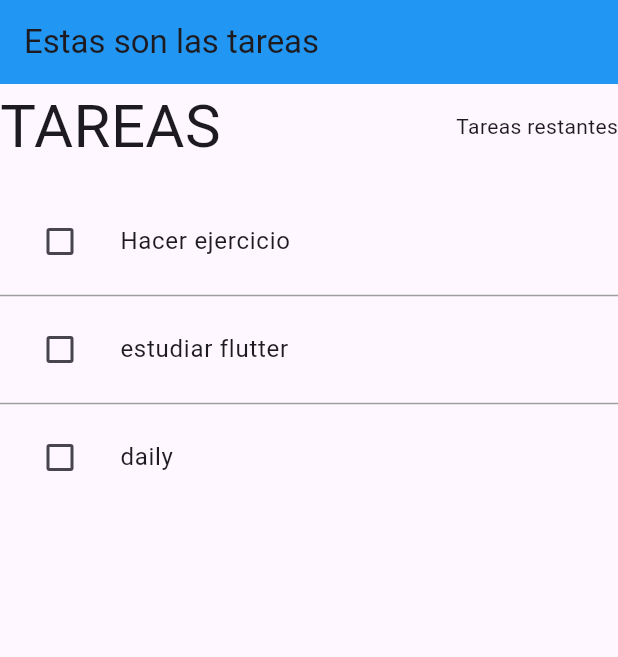
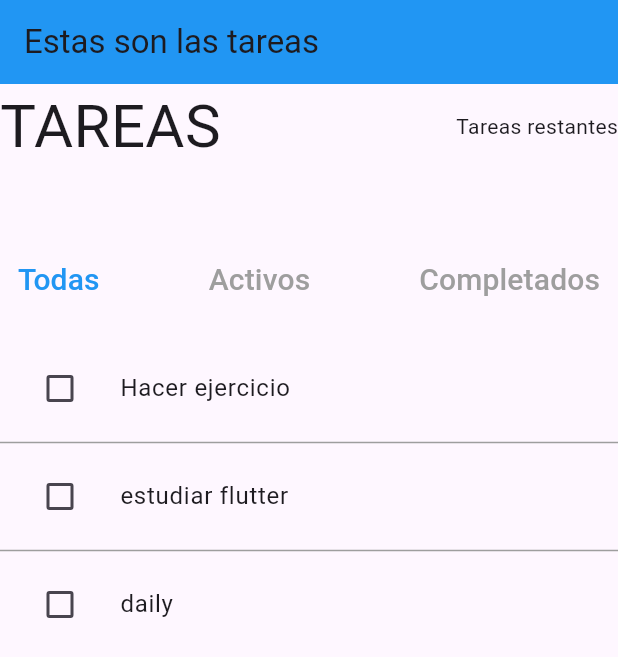
Before and after one commit to jfg0029/TODO_App_Flutter_Bloc_Cubit, a Flutter app: the screen it shows after launch, on a phone screen of 412 x 824 dp. Shown: the top 657 px of the screen. Run offline on Flutter 3.47's test engine with Material 3 defaults, Android fonts, the phone set to English and light mode, and no system bars; our stand-ins replace bloc, flutter_bloc.

```diff
--- /dev/null
+++ b/lib/cubits/cubit/todo_filter_cubit.dart
@@ -0,0 +1,12 @@
+import 'package:bloc/bloc.dart';
+import 'package:todo_app_cubit/models/todo_model.dart';
+
+part 'todo_filter_state.dart';
+
+class TodoFilterCubit extends Cubit<TodoFilterState> {
+  TodoFilterCubit() : super(TodoFilterState.initial());
+
+  void changeFilter(Filter newFilter){
+    emit(state.copyWith(filter: newFilter));
+  }
+}
--- /dev/null
+++ b/lib/cubits/cubit/todo_filter_state.dart
@@ -0,0 +1,15 @@
+part of 'todo_filter_cubit.dart';
+
+class TodoFilterState {
+  final Filter filter;
+
+  TodoFilterState({required this.filter});
+
+  factory TodoFilterState.initial() {
+    return TodoFilterState(filter: Filter.all);
+  }
+
+  TodoFilterState copyWith({Filter? filter}) {
+    return TodoFilterState(filter: filter ?? this.filter);
+  }
+}
--- a/lib/cubits/cubit/todo_list_cubit.dart
+++ b/lib/cubits/cubit/todo_list_cubit.dart
@@ -1,9 +1,18 @@
 import 'package:bloc/bloc.dart';
-import 'package:meta/meta.dart';
 import 'package:todo_app_cubit/models/todo_model.dart';
 
 part 'todo_list_state.dart';
 
 class TodoListCubit extends Cubit<TodoListState> {
   TodoListCubit() : super(TodoListState.initial());
+
+  void toogleTodo(String id){
+    final newTodos = state.todos.map((TodoModel todo) {
+      if (todo.id == id){
+        return TodoModel(id: id, desc: todo.desc, completed: !todo.completed,);
+      }
+      return todo;
+    }).toList();
+    emit(state.copyWith(todos: newTodos));
+  }
 }
--- a/lib/main.dart
+++ b/lib/main.dart
@@ -1,5 +1,6 @@
 import 'package:flutter/material.dart';
 import 'package:flutter_bloc/flutter_bloc.dart';
+import 'package:todo_app_cubit/cubits/cubit/todo_filter_cubit.dart';
 import 'package:todo_app_cubit/cubits/cubit/todo_list_cubit.dart';
 import 'package:todo_app_cubit/pages/home_screen.dart';
 
@@ -10,11 +11,12 @@ class MyApp extends StatelessWidget {
 
   @override
   Widget build(BuildContext context) {
-    return BlocProvider<TodoListCubit>(
-      create: (context) => TodoListCubit(),
-      child: MaterialApp(title: 'Material App',
-      home: HomeScreen(),
-      ),
+    return MultiBlocProvider(
+      providers: [
+        BlocProvider<TodoListCubit>(create: (context) => TodoListCubit()),
+        BlocProvider<TodoFilterCubit>(create: (context) => TodoFilterCubit()),
+      ],
+      child: MaterialApp(title: 'Material App', home: HomeScreen()),
     );
   }
 }
--- a/lib/models/todo_model.dart
+++ b/lib/models/todo_model.dart
@@ -1,3 +1,9 @@
+enum Filter {
+  all,
+  active,
+  completed,
+}
+
 class TodoModel{
   final String id;
   final String desc;
--- a/lib/pages/home_screen.dart
+++ b/lib/pages/home_screen.dart
@@ -1,9 +1,10 @@
 import 'package:flutter/material.dart';
+import 'package:todo_app_cubit/widgets/search_filter_todo_widget.dart';
 import 'package:todo_app_cubit/widgets/show_todos_widget.dart';
 import 'package:todo_app_cubit/widgets/todo_header_widget.dart';
 
 class HomeScreen extends StatelessWidget {
-const HomeScreen({ Key? key }) : super(key: key);
+const HomeScreen({ super.key });
 
   @override
   Widget build(BuildContext context){
@@ -13,6 +14,8 @@ const HomeScreen({ Key? key }) : super(key: key);
         child: Column(
           children: [
             TodoHeaderWidget(),
+            SizedBox(height: 50,),
+            SearchFilterTodoWidget(),
             SizedBox(height: 20,),
             ShowTodosWidget(),
 
--- /dev/null
+++ b/lib/widgets/search_filter_todo_widget.dart
@@ -0,0 +1,50 @@
+import 'package:flutter/material.dart';
+import 'package:flutter_bloc/flutter_bloc.dart';
+import 'package:todo_app_cubit/cubits/cubit/todo_filter_cubit.dart';
+import 'package:todo_app_cubit/models/todo_model.dart';
+
+class SearchFilterTodoWidget extends StatelessWidget {
+  const SearchFilterTodoWidget({Key? key}) : super(key: key);
+
+  @override
+  Widget build(BuildContext context) {
+    return Column(
+      children: [
+        Row(
+          mainAxisAlignment: MainAxisAlignment.spaceBetween,
+          children: [
+            filterButton(context, Filter.all),
+            filterButton(context, Filter.active),
+            filterButton(context, Filter.completed),
+          ],
+        ),
+      ],
+    );
+  }
+
+  Widget filterButton(BuildContext context, Filter filter) {
+    return TextButton(
+      onPressed: () {
+        context.read<TodoFilterCubit>().changeFilter(filter);
+      },
+      child: Text(
+        filter == Filter.all
+            ? 'Todas'
+            : filter == Filter.active
+            ? 'Activos'
+            : 'Completados', style: TextStyle(fontSize: 20.0,
+            color: textColor(
+              context,
+              filter,
+            ),
+            ),
+      ),
+    );
+  }
+
+  Color textColor(BuildContext context, Filter filter){
+    final currentFilter = context.watch<TodoFilterCubit>().state.filter;
+
+    return currentFilter == filter ? Colors.blue : Colors.grey;
+  }
+}
--- a/lib/widgets/show_todos_widget.dart
+++ b/lib/widgets/show_todos_widget.dart
@@ -4,7 +4,7 @@ import 'package:todo_app_cubit/cubits/cubit/todo_list_cubit.dart';
 import 'package:todo_app_cubit/widgets/todo_item_widget.dart';
 
 class ShowTodosWidget extends StatelessWidget {
-const ShowTodosWidget({ Key? key }) : super(key: key);
+const ShowTodosWidget({ super.key });
 
   @override
   Widget build(BuildContext context){
--- a/lib/widgets/todo_header_widget.dart
+++ b/lib/widgets/todo_header_widget.dart
@@ -1,7 +1,7 @@
 import 'package:flutter/material.dart';
 
 class TodoHeaderWidget extends StatelessWidget {
-const TodoHeaderWidget({ Key? key }) : super(key: key);
+const TodoHeaderWidget({ super.key });
 
   @override
   Widget build(BuildContext context){
--- a/lib/widgets/todo_item_widget.dart
+++ b/lib/widgets/todo_item_widget.dart
@@ -1,16 +1,20 @@
 import 'package:flutter/material.dart';
+import 'package:flutter_bloc/flutter_bloc.dart';
+import 'package:todo_app_cubit/cubits/cubit/todo_list_cubit.dart';
 import 'package:todo_app_cubit/models/todo_model.dart';
 
 class TodoItemWidget extends StatelessWidget {
   final TodoModel todo;
-  const TodoItemWidget({Key? key, required this.todo}) : super(key: key);
+  const TodoItemWidget({super.key, required this.todo});
 
   @override
   Widget build(BuildContext context) {
     return ListTile(
       onTap: () {},
       leading: Checkbox(value: todo.completed,
-      onChanged: (bool? checked) {},
+      onChanged: (bool? checked) {
+        context.read<TodoListCubit>().toogleTodo(todo.id);
+      },
       ),
       title: Text(todo.desc),
     );
```
